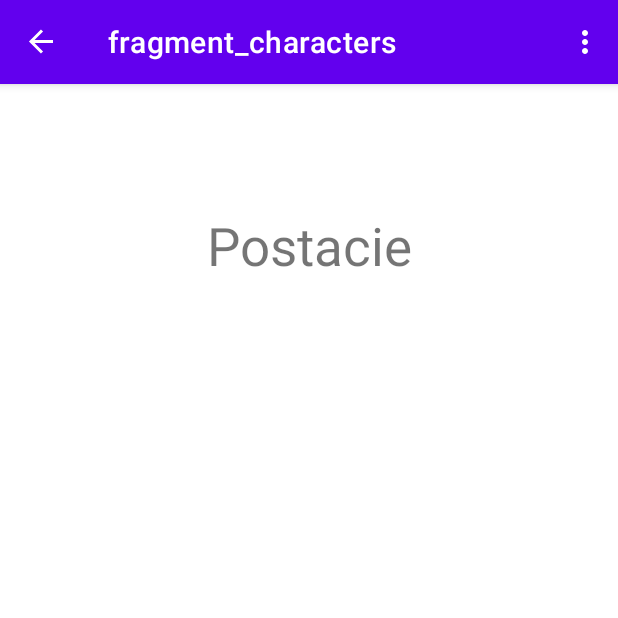
After one commit to Adamo2499/compendium, an Android app: the CharactersFragment screen opened through its navigation route, on a phone screen of 412 x 824 dp, the top half of it. The commit adds this screen. Run offline under Robolectric (Android 15) with nearby library versions, the phone set to English and light mode, and no system bars; our stand-ins replace navigation-ui.

Commit message:
Add fragments and navigation

```diff
--- /dev/null
+++ b/app/src/main/java/com/example/compendium/CharactersFragment.java
@@ -0,0 +1,64 @@
+package com.example.compendium;
+
+import android.os.Bundle;
+
+import androidx.fragment.app.Fragment;
+
+import android.view.LayoutInflater;
+import android.view.View;
+import android.view.ViewGroup;
+
+/**
+ * A simple {@link Fragment} subclass.
+ * Use the {@link CharactersFragment#newInstance} factory method to
+ * create an instance of this fragment.
+ */
+public class CharactersFragment extends Fragment {
+
+    // TODO: Rename parameter arguments, choose names that match
+    // the fragment initialization parameters, e.g. ARG_ITEM_NUMBER
+    private static final String ARG_PARAM1 = "param1";
+    private static final String ARG_PARAM2 = "param2";
+
+    // TODO: Rename and change types of parameters
+    private String mParam1;
+    private String mParam2;
+
+    public CharactersFragment() {
+        // Required empty public constructor
+    }
+
+    /**
+     * Use this factory method to create a new instance of
+     * this fragment using the provided parameters.
+     *
+     * @param param1 Parameter 1.
+     * @param param2 Parameter 2.
+     * @return A new instance of fragment CharactersFragment.
+     */
+    // TODO: Rename and change types and number of parameters
+    public static CharactersFragment newInstance(String param1, String param2) {
+        CharactersFragment fragment = new CharactersFragment();
+        Bundle args = new Bundle();
+        args.putString(ARG_PARAM1, param1);
+        args.putString(ARG_PARAM2, param2);
+        fragment.setArguments(args);
+        return fragment;
+    }
+
+    @Override
+    public void onCreate(Bundle savedInstanceState) {
+        super.onCreate(savedInstanceState);
+        if (getArguments() != null) {
+            mParam1 = getArguments().getString(ARG_PARAM1);
+            mParam2 = getArguments().getString(ARG_PARAM2);
+        }
+    }
+
+    @Override
+    public View onCreateView(LayoutInflater inflater, ViewGroup container,
+                             Bundle savedInstanceState) {
+        // Inflate the layout for this fragment
+        return inflater.inflate(R.layout.fragment_characters, container, false);
+    }
+}
--- a/app/src/main/java/com/example/compendium/FirstFragment.java
+++ b/app/src/main/java/com/example/compendium/FirstFragment.java
@@ -1,12 +1,17 @@
 package com.example.compendium;
 
+import android.app.Activity;
+import android.content.Context;
 import android.os.Bundle;
 import android.view.LayoutInflater;
 import android.view.View;
 import android.view.ViewGroup;
+import android.widget.Toast;
 
 import androidx.annotation.NonNull;
 import androidx.fragment.app.Fragment;
+import androidx.navigation.NavController;
+import androidx.navigation.Navigation;
 import androidx.navigation.fragment.NavHostFragment;
 
 import com.example.compendium.databinding.FragmentFirstBinding;
@@ -30,10 +35,40 @@ public class FirstFragment extends Fragment {
         super.onViewCreated(view, savedInstanceState);
 
         binding.appInfoButton.setOnClickListener(new View.OnClickListener() {
+            Context context = getContext();
+            CharSequence text = "Wersja aplikacji: 1.0 \n © Adam Bieszk 2023";
+            int duration = Toast.LENGTH_LONG;
             @Override
             public void onClick(View view) {
-                NavHostFragment.findNavController(FirstFragment.this)
-                        .navigate(R.id.action_FirstFragment_to_SecondFragment);
+                Toast toast = Toast.makeText(context,text,duration);
+                toast.show();
+            }
+        });
+
+        binding.authorInfoButton.setOnClickListener(new View.OnClickListener() {
+            @Override
+            public void onClick(View view) {
+                NavHostFragment.findNavController(FirstFragment.this).navigate(R.id.action_FirstFragment_to_authorFragment);
+            }
+        });
+
+        binding.charactersInfoButton.setOnClickListener(new View.OnClickListener() {
+            @Override
+            public void onClick(View view) {
+                NavHostFragment.findNavController(FirstFragment.this).navigate(R.id.action_FirstFragment_to_charactersFragment);
+            }
+        });
+
+        binding.locationsInfoButton.setOnClickListener(new View.OnClickListener() {
+            @Override
+            public void onClick(View view) {
+                NavHostFragment.findNavController(FirstFragment.this).navigate(R.id.action_FirstFragment_to_locationsFragment);
+            }
+        });
+        binding.triviasButton.setOnClickListener(new View.OnClickListener() {
+            @Override
+            public void onClick(View view) {
+                NavHostFragment.findNavController(FirstFragment.this).navigate(R.id.action_FirstFragment_to_triviasFragment);
             }
         });
     }
--- /dev/null
+++ b/app/src/main/res/layout/fragment_characters.xml
@@ -0,0 +1,23 @@
+<?xml version="1.0" encoding="utf-8"?>
+<androidx.constraintlayout.widget.ConstraintLayout xmlns:android="http://schemas.android.com/apk/res/android"
+    xmlns:app="http://schemas.android.com/apk/res-auto"
+    xmlns:tools="http://schemas.android.com/tools"
+    android:id="@+id/frameLayout"
+    android:layout_width="match_parent"
+    android:layout_height="match_parent"
+    tools:context=".CharactersFragment">
+
+    <!-- TODO: Update blank fragment layout -->
+
+    <TextView
+        android:id="@+id/characters_main_title"
+        android:layout_width="wrap_content"
+        android:layout_height="wrap_content"
+        android:layout_marginTop="84dp"
+        android:text="@string/characters_label"
+        android:textSize="35dp"
+        app:layout_constraintEnd_toEndOf="parent"
+        app:layout_constraintStart_toStartOf="parent"
+        app:layout_constraintTop_toTopOf="parent" />
+
+</androidx.constraintlayout.widget.ConstraintLayout>
--- a/app/src/main/res/navigation/nav_graph.xml
+++ b/app/src/main/res/navigation/nav_graph.xml
@@ -12,17 +12,52 @@
         tools:layout="@layout/fragment_first">
 
         <action
-            android:id="@+id/action_FirstFragment_to_SecondFragment"
-            app:destination="@id/SecondFragment" />
+            android:id="@+id/action_FirstFragment_to_charactersFragment"
+            app:destination="@id/charactersFragment" />
+        <action
+            android:id="@+id/action_FirstFragment_to_locationsFragment"
+            app:destination="@id/locationsFragment" />
+        <action
+            android:id="@+id/action_FirstFragment_to_triviasFragment"
+            app:destination="@id/triviasFragment" />
+        <action
+            android:id="@+id/action_FirstFragment_to_authorFragment"
+            app:destination="@id/authorFragment" />
     </fragment>
     <fragment
-        android:id="@+id/SecondFragment"
-        android:name="com.example.compendium.SecondFragment"
-        android:label="@string/second_fragment_label"
-        tools:layout="@layout/fragment_second">
-
+        android:id="@+id/charactersFragment"
+        android:name="com.example.compendium.CharactersFragment"
+        android:label="fragment_characters"
+        tools:layout="@layout/fragment_characters" >
         <action
-            android:id="@+id/action_SecondFragment_to_FirstFragment"
+            android:id="@+id/action_charactersFragment_to_FirstFragment"
+            app:destination="@id/FirstFragment" />
+    </fragment>
+    <fragment
+        android:id="@+id/locationsFragment"
+        android:name="com.example.compendium.LocationsFragment"
+        android:label="fragment_locations"
+        tools:layout="@layout/fragment_locations" >
+        <action
+            android:id="@+id/action_locationsFragment_to_FirstFragment"
+            app:destination="@id/FirstFragment" />
+    </fragment>
+    <fragment
+        android:id="@+id/authorFragment"
+        android:name="com.example.compendium.AuthorFragment"
+        android:label="fragment_author"
+        tools:layout="@layout/fragment_author" >
+        <action
+            android:id="@+id/action_authorFragment_to_FirstFragment"
+            app:destination="@id/FirstFragment" />
+    </fragment>
+    <fragment
+        android:id="@+id/triviasFragment"
+        android:name="com.example.compendium.TriviasFragment"
+        android:label="fragment_trivias"
+        tools:layout="@layout/fragment_trivias" >
+        <action
+            android:id="@+id/action_triviasFragment_to_FirstFragment"
             app:destination="@id/FirstFragment" />
     </fragment>
 </navigation>
--- a/app/src/main/res/values/strings.xml
+++ b/app/src/main/res/values/strings.xml
@@ -24,4 +24,6 @@
     <string name="character2_label">DOS</string>
     <string name="character3_label">Antyvir</string>
     <string name="cgaracter4_label">Norton</string>
+    <!-- TODO: Remove or change this placeholder text -->
+    <string name="hello_blank_fragment">Hello blank fragment</string>
 </resources>
```
Also changed, not shown: app/src/main/java/com/example/compendium/AuthorFragment.java (added, +64 -0 lines), app/src/main/java/com/example/compendium/LocationsFragment.java (added, +64 -0 lines), app/src/main/java/com/example/compendium/MainActivity.java (+0 -8 lines), app/src/main/java/com/example/compendium/SecondFragment.java (+0 -8 lines), app/src/main/java/com/example/compendium/TriviasFragment.java (added, +64 -0 lines), app/src/main/res/layout/fragment_author.xml (added, +14 -0 lines), app/src/main/res/layout/fragment_locations.xml (added, +14 -0 lines), app/src/main/res/layout/fragment_trivias.xml (added, +14 -0 lines).
